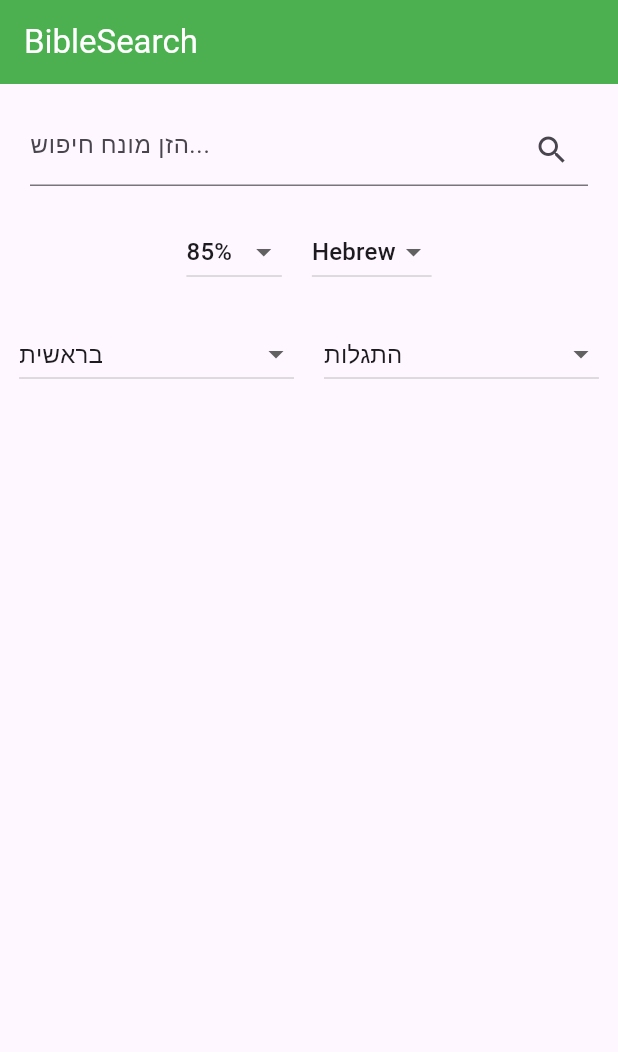
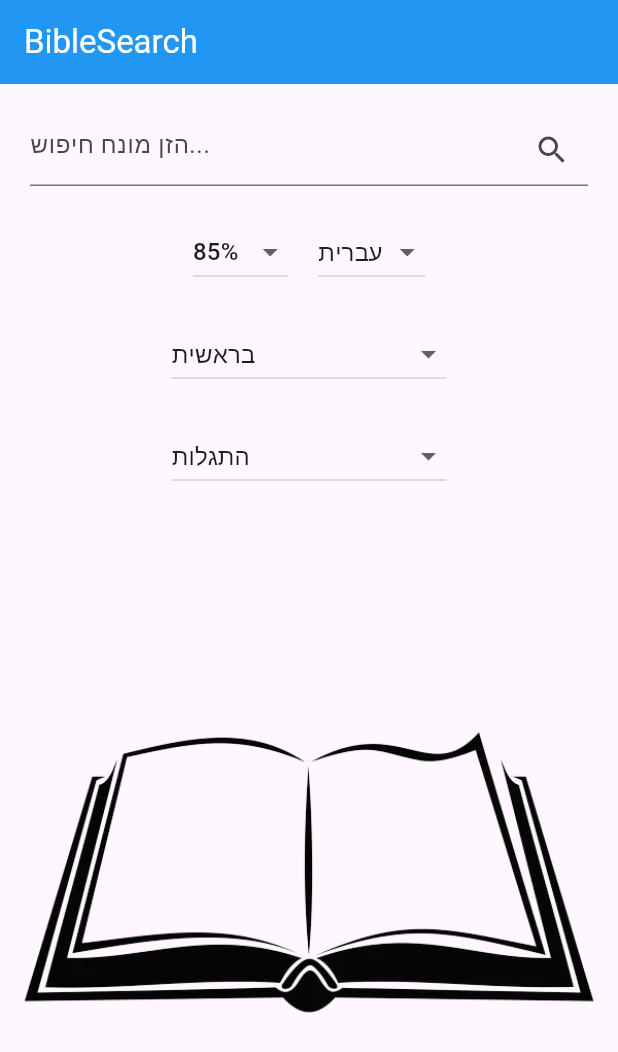
Before and after one commit to sudoAchiya/BibleSearch-app, a Flutter app: the screen it shows after launch, on a phone screen of 412 x 824 dp. Shown: the top 1052 px of the screen. Run offline on Flutter 3.47's test engine with Material 3 defaults, Android fonts, the phone set to English and light mode, and no system bars.

Commit message:
very good

```diff
--- a/app/lib/main.dart
+++ b/app/lib/main.dart
@@ -15,16 +15,19 @@ class MyApp extends StatelessWidget {
   @override
   Widget build(BuildContext context) {
     return MaterialApp(
-    home: Scaffold(
+      home: SafeArea(
+        child: Scaffold(
+          resizeToAvoidBottomInset: false,
           appBar: AppBar(
-        backgroundColor: Colors.green,
+            backgroundColor: Colors.blue,
             title: const Text(
               'BibleSearch',
               style: TextStyle(color: Colors.white),
             ),
           ),
-      body: Column(
-        crossAxisAlignment: CrossAxisAlignment.stretch,
+          body: Stack(
+            children: [
+              ListView(
                 children: [
                   const SizedBox(height: 20),
                   _SearchBar(), // Search bar widget
@@ -41,12 +44,16 @@ class MyApp extends StatelessWidget {
                           ],
                         ),
                         const SizedBox(height: 20),
-                Row(
-                  mainAxisAlignment: MainAxisAlignment.center,
+                        Column(
                           children: [
-                    _BookStartDropdownButton(),
-                    const SizedBox(width: 20), // Add space between selectors
-                    _BookEndDropdownButton()
+                            _BookStartDropdownButton(), // Dropdown button for start book
+                            const SizedBox(height: 20), // Add space between rows
+                          ],
+                        ),
+                        Column(
+                          children: [
+                            _BookEndDropdownButton(), // Dropdown button for end book
+                            const SizedBox(height: 20), // Add space between rows
                           ],
                         ),
                       ],
@@ -54,11 +61,28 @@ class MyApp extends StatelessWidget {
                   ),
                 ],
               ),
+              Positioned(
+                left: 0,
+                right: 0,
+                bottom: 120,
+
+                child: Image.asset(
+                  'assets/book.png',
+                  fit: BoxFit.cover,
+                ),
+              ),
+            ],
+          ),
+        ),
       ),
     );
   }
+}
 
-}
+
+
+
+
 
 class _SearchBar extends StatefulWidget {
   @override
@@ -151,7 +175,7 @@ class _SearchBarState extends State<_SearchBar> {
   String _getFilePath() {
     final languageDropdownState = PercentageDropdownController.of(context)._languageDropdownButtonState;
     final selectedLanguage = languageDropdownState.getSelectedLanguage();
-    return selectedLanguage == 'English' ? 'assets/bible.txt' : 'assets/bibleH.txt';
+    return selectedLanguage == 'אנגלית' ? 'assets/bible.txt' : 'assets/bibleH.txt';
   }
 }
 
@@ -254,7 +278,7 @@ class _LanguageDropdownButton extends StatefulWidget {
 }
 
 class _LanguageDropdownButtonState extends State<_LanguageDropdownButton> {
-  String _selectedLanguage = 'Hebrew'; // Default language
+  String _selectedLanguage = 'עברית'; // Default language
 
   // Define lists of books for each language
 
@@ -283,7 +307,7 @@ class _LanguageDropdownButtonState extends State<_LanguageDropdownButton> {
           _selectedLanguage = newValue!;
         });
       },
-      items: <String>['English', 'Hebrew'] // Define your language options here
+      items: <String>['עברית','אנגלית'] // Define your language options here
           .map<DropdownMenuItem<String>>((String value) {
         return DropdownMenuItem<String>(
           value: value,
--- a/app/pubspec.yaml
+++ b/app/pubspec.yaml
@@ -27,4 +27,5 @@ flutter:
     - assets/bibleH.txt
     - assets/bible.txt
     - assets/icons/
+    - assets/book.png
   uses-material-design: true
```
Also changed, not shown: app/assets/book.png (added). Lines whose indentation alone changed are shown as unchanged.
